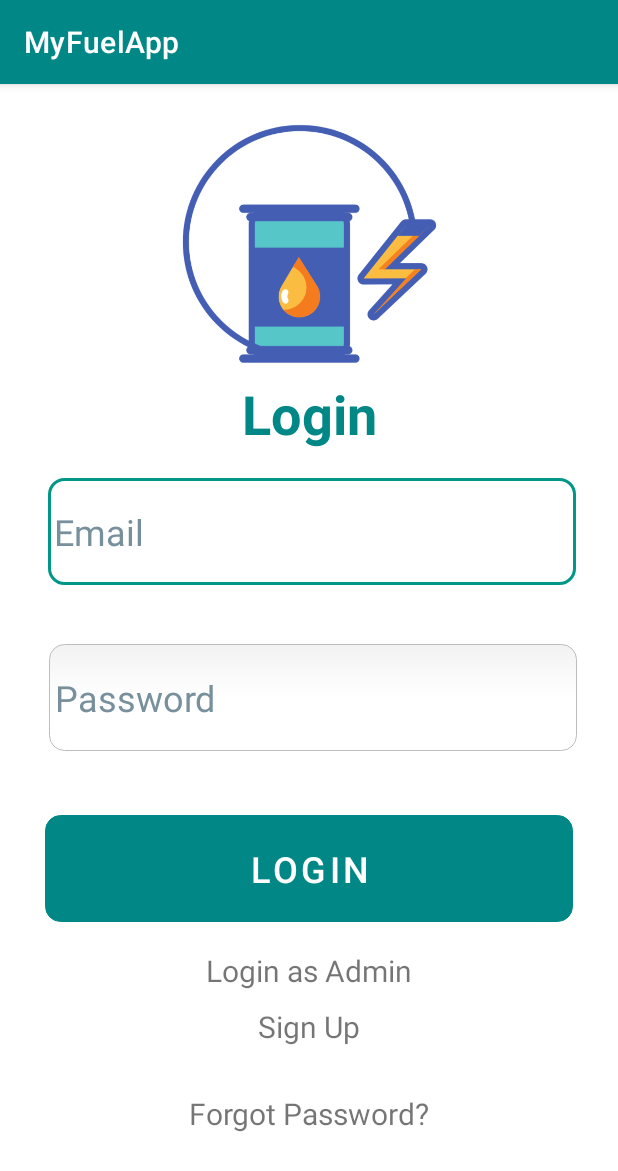
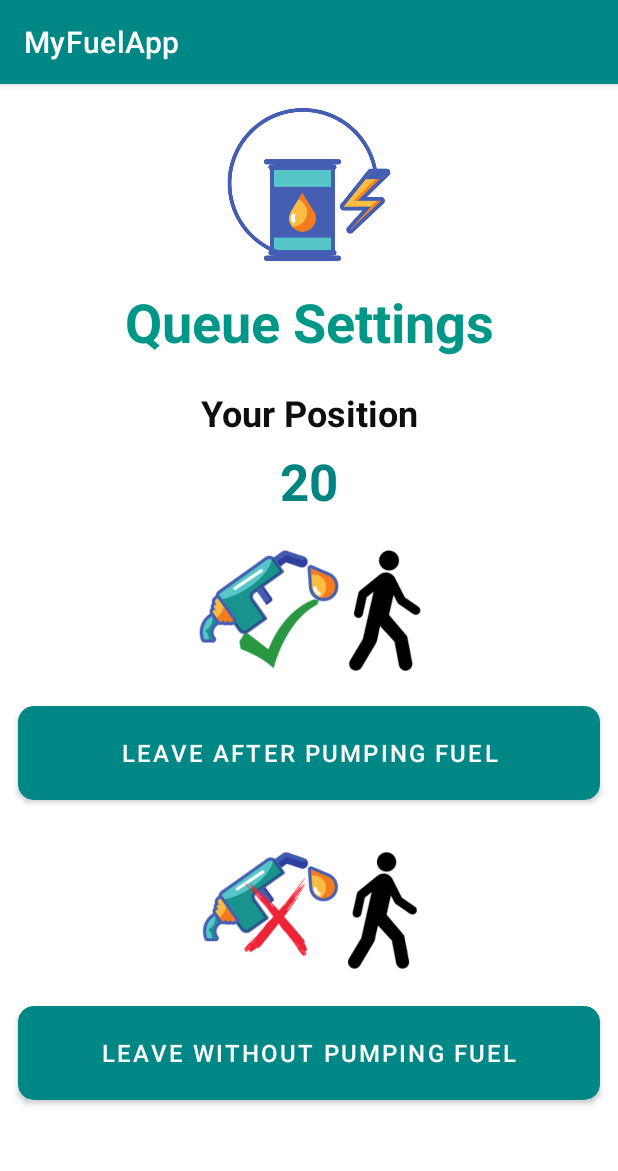
Before and after one commit to Isini-Dananjana/My-Fuel-App, an Android app: the screen it shows after launch (MainActivity), on a phone screen of 412 x 824 dp. Shown: the top 1171 px of the screen. Run offline under Robolectric (Android 15) with nearby library versions, the phone set to English and light mode, and no system bars; Roboto replaces fonts that are not available here.

Commit message:
user-queue

```diff
--- a/app/src/main/AndroidManifest.xml
+++ b/app/src/main/AndroidManifest.xml
@@ -13,7 +13,13 @@
         android:theme="@style/Theme.MyFuelApp"
         android:usesCleartextTraffic="true">
         <activity
-
+            android:name=".UsersQueueSettingsActivity"
+            android:exported="false">
+            <meta-data
+                android:name="android.app.lib_name"
+                android:value="" />
+        </activity>
+        <activity
             android:name=".AddFuelLoactor"
             android:exported="true" />
         <activity
--- a/app/src/main/java/com/example/myfuelapp/MainActivity.java
+++ b/app/src/main/java/com/example/myfuelapp/MainActivity.java
@@ -15,7 +15,7 @@ public class MainActivity extends AppCompatActivity {
     @Override
     protected void onCreate(Bundle savedInstanceState) {
         super.onCreate(savedInstanceState);
-        setContentView(R.layout.activity_main);
+        setContentView(R.layout.activity_users_queue_settings);
     }
 
     public void onClick(View view) {
--- /dev/null
+++ b/app/src/main/java/com/example/myfuelapp/UsersQueueSettingsActivity.java
@@ -0,0 +1,14 @@
+package com.example.myfuelapp;
+
+import androidx.appcompat.app.AppCompatActivity;
+
+import android.os.Bundle;
+
+public class UsersQueueSettingsActivity extends AppCompatActivity {
+
+    @Override
+    protected void onCreate(Bundle savedInstanceState) {
+        super.onCreate(savedInstanceState);
+        setContentView(R.layout.activity_users_queue_settings);
+    }
+}
--- /dev/null
+++ b/app/src/main/res/layout/activity_users_queue_settings.xml
@@ -0,0 +1,123 @@
+<?xml version="1.0" encoding="utf-8"?>
+<androidx.constraintlayout.widget.ConstraintLayout xmlns:android="http://schemas.android.com/apk/res/android"
+    xmlns:app="http://schemas.android.com/apk/res-auto"
+    xmlns:tools="http://schemas.android.com/tools"
+    android:layout_width="match_parent"
+    android:layout_height="match_parent"
+    tools:context=".UsersQueueSettingsActivity">
+    <LinearLayout
+        android:layout_width="match_parent"
+        android:layout_height="match_parent"
+        android:orientation="vertical">
+
+        <ImageView
+            android:id="@+id/imageView2"
+            android:layout_width="match_parent"
+            android:layout_height="114dp"
+            android:layout_marginTop="10dp"
+            android:contentDescription="@string/logo_description"
+            app:srcCompat="@drawable/fuelapplogo" />
+
+        <TextView
+            android:id="@+id/queueSettingsLabel"
+            android:layout_width="match_parent"
+            android:layout_height="wrap_content"
+            android:layout_marginTop="10dp"
+            android:text="@string/queue_settings"
+            android:textAlignment="center"
+            android:textColor="#009688"
+            android:textSize="36sp"
+            android:textStyle="bold" />
+
+        <TextView
+            android:id="@+id/positionLabel"
+            android:layout_width="match_parent"
+            android:layout_height="29dp"
+            android:layout_marginTop="20dp"
+            android:gravity="center"
+            android:text="@string/your_position_label"
+            android:textColor="#0E0E0E"
+            android:textSize="24sp"
+            android:textStyle="bold" />
+
+        <TextView
+            android:id="@+id/textView9"
+            android:layout_width="match_parent"
+            android:layout_height="wrap_content"
+            android:gravity="center"
+            android:paddingTop="10dp"
+            android:text="20"
+            android:textColor="#018382"
+            android:textSize="34sp"
+            android:textStyle="bold" />
+
+        <LinearLayout
+            android:layout_width="match_parent"
+            android:layout_height="200dp"
+            android:orientation="vertical">
+
+            <ImageView
+                android:id="@+id/imageView5"
+                android:layout_width="match_parent"
+                android:layout_height="127dp"
+                android:contentDescription="@string/logo_description"
+                app:srcCompat="@drawable/leaveque2" />
+
+            <Button
+                android:id="@+id/btnLeaveAfterPump"
+                android:layout_width="match_parent"
+                android:layout_height="wrap_content"
+                android:layout_gravity="center_horizontal"
+                android:layout_marginStart="12dp"
+                android:layout_marginEnd="12dp"
+                android:layout_marginBottom="10dp"
+                android:layout_weight="1"
+                android:background="@drawable/edittext_rounded_corners"
+                android:backgroundTint="#009688"
+                android:paddingLeft="50dp"
+                android:paddingRight="50dp"
+                android:text="@string/leave_after_pumping"
+                android:textAlignment="center"
+                android:textColor="#FFFFFF"
+                android:textColorLink="#FFFFFF"
+                android:textSize="16sp"
+                tools:ignore="DuplicateSpeakableTextCheck" />
+
+        </LinearLayout>
+
+        <LinearLayout
+            android:layout_width="match_parent"
+            android:layout_height="200dp"
+            android:orientation="vertical">
+
+            <ImageView
+                android:id="@+id/imageView6"
+                android:layout_width="match_parent"
+                android:layout_height="127dp"
+                android:contentDescription="@string/logo_description"
+                app:srcCompat="@drawable/leaveque1" />
+
+            <Button
+                android:id="@+id/btnLeaveAfterPump3"
+                android:layout_width="match_parent"
+                android:layout_height="wrap_content"
+                android:layout_gravity="center_horizontal"
+                android:layout_marginStart="12dp"
+                android:layout_marginEnd="12dp"
+                android:layout_marginBottom="10dp"
+                android:layout_weight="1"
+                android:background="@drawable/edittext_rounded_corners"
+                android:backgroundTint="#009688"
+                android:paddingLeft="50dp"
+                android:paddingRight="50dp"
+                android:text="@string/leave_without_pumping"
+                android:textAlignment="center"
+                android:textColor="#FFFFFF"
+                android:textColorLink="#FFFFFF"
+                android:textSize="16sp"
+                tools:ignore="DuplicateSpeakableTextCheck" />
+
+        </LinearLayout>
+
+    </LinearLayout>
+</androidx.constraintlayout.widget.ConstraintLayout>
--- a/app/src/main/res/values/strings.xml
+++ b/app/src/main/res/values/strings.xml
@@ -18,4 +18,8 @@
     <string name="register_locator">Register Fuel Location</string>
     <string name="select_area">Select Area</string>
     <string name="view_shed">View Shed</string>
+    <string name="queue_settings">Queue Settings</string>
+    <string name="your_position_label">Your Position</string>
+    <string name="leave_after_pumping">Leave After Pumping Fuel</string>
+    <string name="leave_without_pumping">Leave Without Pumping Fuel</string>
 </resources>
```
Also changed, not shown: app/src/main/res/drawable/leaveque.png (added), app/src/main/res/drawable/leaveque1.png (added), app/src/main/res/drawable/leaveque2.png (added).
